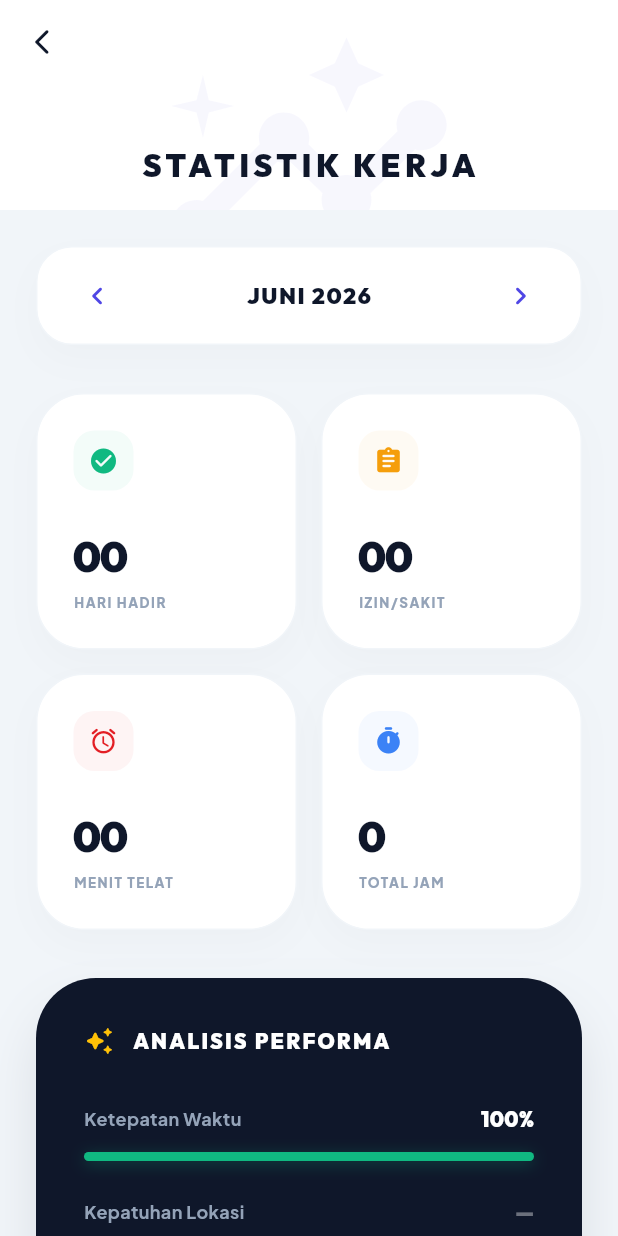
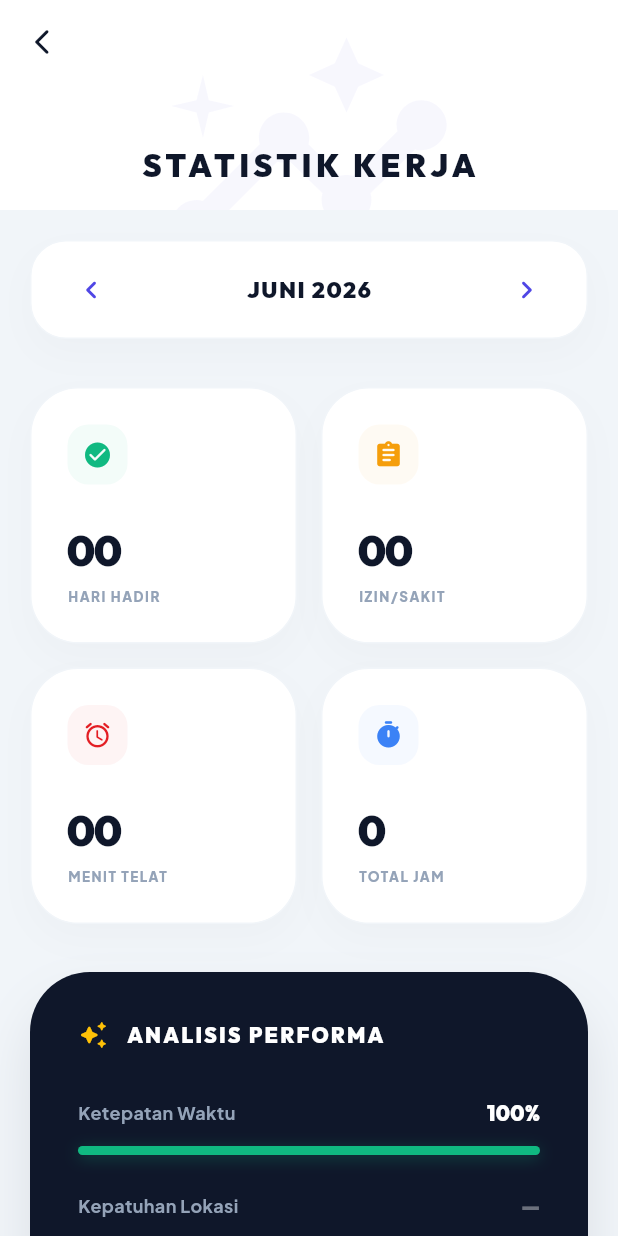
Before and after one commit to NabihanN06/jne_attandance, a Flutter app: the StatisticPage screen opened by its route, on a phone screen of 412 x 824 dp. Run offline on Flutter 3.47's test engine with Material 3 defaults, Android fonts, the phone set to English and light mode, and no system bars; our stand-ins replace animate_do, cached_network_image, camera, cloud_firestore, connectivity_plus, firebase_auth and 13 more; missing offline and left inert: google_mlkit_face_detection; accounts and stored records are empty; network calls fail; project files that could hold a hidden picture were left out.

Commit message:
fix(mobile): statistik — bar progress pakai widthFactor (presisi) + padding 20
- AnimatedFractionallySizedBox ganti lebar MediaQuery.width - angka-ajaib
  (bar tidak lagi meleset saat padding berubah)
- padding konten 24 -> 20 (seragam dgn layar lain)

```diff
--- a/user_mobile/lib/screen/statistic/statistic_page.dart
+++ b/user_mobile/lib/screen/statistic/statistic_page.dart
@@ -123,7 +123,7 @@ class _StatisticPageState extends State<StatisticPage> {
     final stats = provider.getStatsForMonth(_bulan, _tahun);
 
     return ListView(
-      padding: const EdgeInsets.all(24),
+      padding: const EdgeInsets.all(20),
       physics: const NeverScrollableScrollPhysics(),
       children: [
         // Month Selector
@@ -398,10 +398,15 @@ class _StatisticPageState extends State<StatisticPage> {
                 borderRadius: BorderRadius.circular(10),
               ),
             ),
-            AnimatedContainer(
+            // Lebar bar = persentase nyata via widthFactor (presisi apa pun
+            // padding layar; sebelumnya pakai MediaQuery.width - angka-ajaib).
+            AnimatedFractionallySizedBox(
               duration: const Duration(milliseconds: 800),
+              curve: Curves.easeOutCubic,
+              alignment: Alignment.centerLeft,
+              widthFactor: ratio,
+              child: Container(
                 height: 6,
-              width: (MediaQuery.of(context).size.width - 112) * ratio,
                 decoration: BoxDecoration(
                   color: hasData ? color : Colors.white12,
                   borderRadius: BorderRadius.circular(10),
@@ -416,6 +421,7 @@ class _StatisticPageState extends State<StatisticPage> {
                       : null,
                 ),
               ),
+            ),
           ],
         ),
       ],
```
Lines whose indentation alone changed are shown as unchanged.
